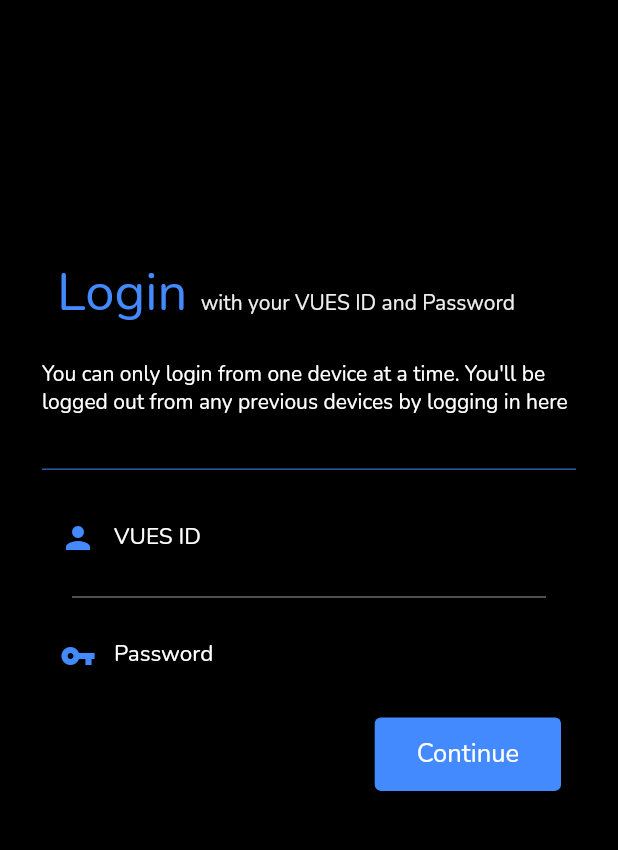
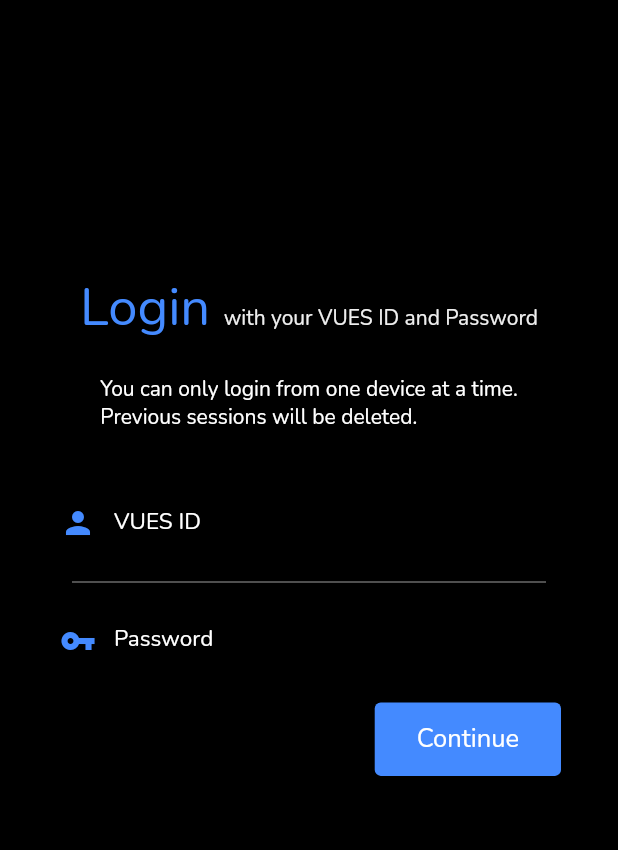
Before and after one commit to manchitro/asw_scanner, a Flutter app: the screen it shows after launch, on a phone screen of 412 x 824 dp, the part 84-934 px from its top. Run offline on Flutter 3.47's test engine with Material 2 defaults, Android fonts, the phone set to English and light mode, and no system bars; our stand-ins replace dio, flutter_spinkit, fluttertoast, shared_preferences; missing offline and left inert: flutter_inappwebview, qr_code_scanner.

```diff
--- a/lib/components/customBottomNav.dart
+++ b/lib/components/customBottomNav.dart
@@ -23,7 +23,7 @@ class _CustomBottomNavState extends State<CustomBottomNav> {
             child: Column(
               children: <Widget>[
                 Text(
-                    'Are you sure you want to log out? You will need internet connection to log back in!'),
+                    'Are you sure you want to log out? All your unsubmitted attendances will be lost and you will need internet connection to log back in!'),
               ],
             ),
           ),
@@ -245,6 +245,6 @@ class BNBCustomPainer extends CustomPainter {
 
   @override
   bool shouldRepaint(covariant CustomPainter oldDelegate) {
-    throw UnimplementedError();
+    return false;
   }
 }
--- a/lib/network_utils/api.dart
+++ b/lib/network_utils/api.dart
@@ -5,6 +5,7 @@ import 'package:shared_preferences/shared_preferences.dart';
 
 class Network {
   final String _url = '192.168.31.114:8000';
+  // final String _url = '192.168.43.71:8000';
   Dio dio = new Dio();
   //if you are using android studio emulator, change localhost to 10.0.2.2
   var token;
--- a/lib/pages/login.dart
+++ b/lib/pages/login.dart
@@ -86,7 +86,9 @@ class _LoginState extends State<Login> {
           centerTitle: true,
           elevation: 0,
         ),
-        body: Container(
+        body: Center(
+          child: SingleChildScrollView(
+            child: Container(
               child: Stack(children: <Widget>[
                 Positioned(
                     child: Padding(
@@ -98,32 +100,43 @@ class _LoginState extends State<Login> {
                         padding: const EdgeInsets.symmetric(
                           horizontal: 30,
                         ),
+                        child: FittedBox(
+                          fit: BoxFit.fitWidth,
+                          alignment: Alignment.topLeft,
                           child: Row(
                             crossAxisAlignment: CrossAxisAlignment.baseline,
                             textBaseline: TextBaseline.ideographic,
                             children: <Widget>[
                               Text('Login',
                                   style: TextStyle(
-                                fontSize: 35, color: Colors.blueAccent[200])),
+                                      fontSize: 35,
+                                      color: Colors.blueAccent[200])),
                               SizedBox(width: 9),
                               Text('with your VUES ID and Password',
                                   style: TextStyle(color: Colors.grey[200]))
                             ],
                           ),
                         ),
-                  Container(
-                      margin:
-                          EdgeInsets.symmetric(horizontal: 20, vertical: 20),
+                      ),
+                      Padding(
+                        padding: const EdgeInsets.symmetric(horizontal: 20),
+                        child: Container(
+                            margin: EdgeInsets.symmetric(
+                                horizontal: 0, vertical: 20),
+                            child: FittedBox(
+                              fit: BoxFit.contain,
                               child: Text(
-                          message == ""
-                              ? 'You can only login from one device at a time. You\'ll be logged out from any previous devices by logging in here'
-                              : ' ',
-                          style: TextStyle(color: Colors.white))),
+                                  'You can only login from one device at a time.\nPrevious sessions will be deleted.',
+                                  style: TextStyle(
+                                    color: Colors.white,
+                                  )),
+                            )),
+                      ),
                       Padding(
                         padding: EdgeInsets.symmetric(horizontal: 20),
                         child: Divider(
-                      color: Colors.blueAccent,
-                      height: 30,
+                          // color: Colors.blueAccent,
+                          height: 10,
                         ),
                       ),
                       Card(
@@ -155,8 +168,8 @@ class _LoginState extends State<Login> {
                                     },
                                   ),
                                   Padding(
-                                padding:
-                                    const EdgeInsets.symmetric(horizontal: 20),
+                                    padding: const EdgeInsets.symmetric(
+                                        horizontal: 20),
                                     child: Divider(color: Colors.grey[500]),
                                   ),
                                   TextFormField(
@@ -193,20 +206,22 @@ class _LoginState extends State<Login> {
                                                   vertical: 5, horizontal: 20),
                                               child: _isLoading
                                                   ? SpinKitFadingCircle(
-                                                  size: 22, color: Colors.white)
+                                                      size: 22,
+                                                      color: Colors.white)
                                                   : Text('Continue',
                                                       style: TextStyle(
                                                           color: Colors.white,
                                                           fontSize: 17))),
                                           onPressed: () {
-                                        if (_formKey.currentState.validate()) {
+                                            if (_formKey.currentState
+                                                .validate()) {
                                               _login();
                                             }
                                           },
                                           style: ButtonStyle(
                                             backgroundColor:
-                                            MaterialStateProperty.all<Color>(
-                                                Colors.blueAccent),
+                                                MaterialStateProperty.all<
+                                                    Color>(Colors.blueAccent),
                                           ),
                                         ),
                                       ),
@@ -215,14 +230,16 @@ class _LoginState extends State<Login> {
                                 ])),
                       ),
                       Container(
-                      margin:
-                          EdgeInsets.symmetric(horizontal: 20, vertical: 20),
-                      child:
-                          Text(message, style: TextStyle(color: Colors.red))),
+                          margin: EdgeInsets.symmetric(
+                              horizontal: 20, vertical: 20),
+                          child: Text(message,
+                              style: TextStyle(color: Colors.red))),
                     ],
                   ),
                 )),
               ]),
+            ),
+          ),
         ));
   }
 }
--- a/lib/pages/scanner.dart
+++ b/lib/pages/scanner.dart
@@ -120,8 +120,8 @@ class _ScannerState extends State<Scanner> {
     setState(() {
       this.controller = controller;
     });
-    controller.scannedDataStream.listen((scanData) {
-      controller.stopCamera();
+    controller.scannedDataStream.listen((scanData) async {
+      await controller.stopCamera();
 
       Navigator.pushNamedAndRemoveUntil(context, '/scanned', (_) => false,
           arguments: {'qrcode': scanData.code, 'scantime': DateTime.now()});
```
Also changed, not shown: lib/pages/dashboard.dart (+30 -8 lines), lib/pages/loading.dart (+11 -3 lines), lib/pages/scanned.dart (+47 -7 lines). Lines whose indentation alone changed are shown as unchanged.
